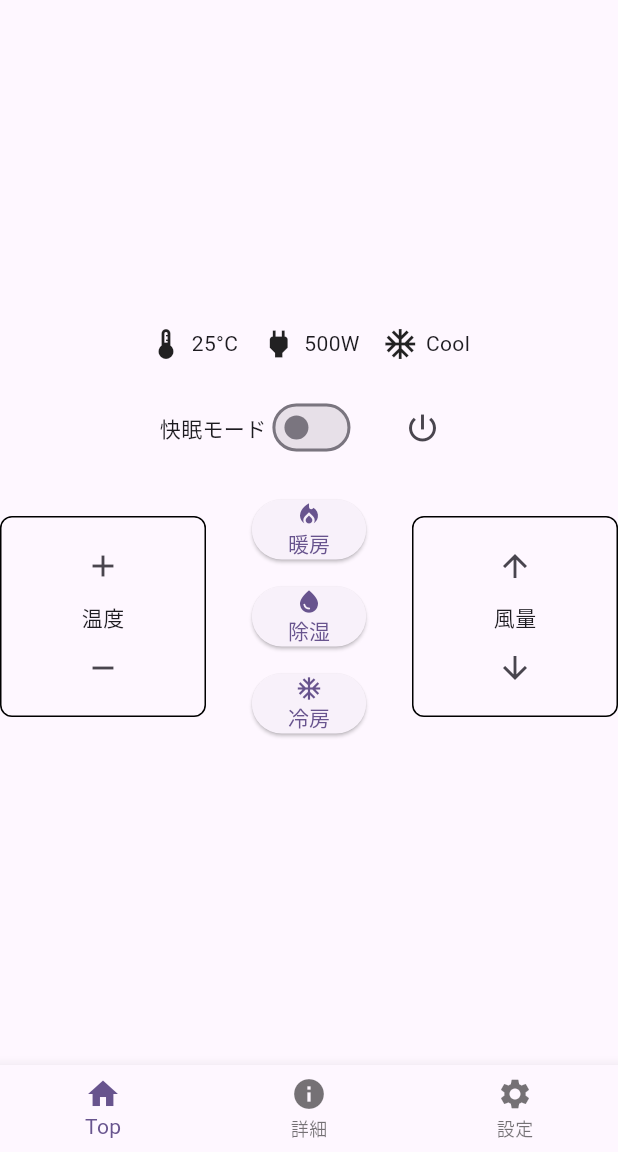
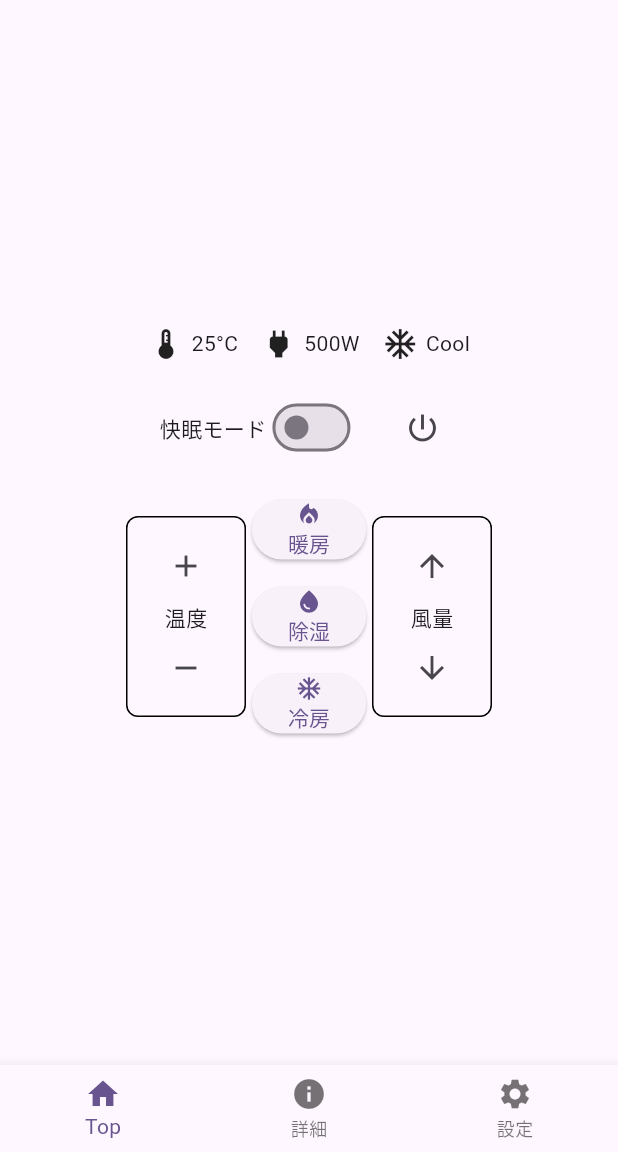
Before and after one commit to katagiri-tetsuto/Sechack365_3_teamA, a Flutter app: the screen it shows after launch, on a phone screen of 412 x 824 dp, the part 84-1236 px from its top. Run offline on Flutter 3.47's test engine with Material 3 defaults, Android fonts, the phone set to English and light mode, and no system bars.

Commit message:
風量・温度位置調整

```diff
--- a/mobileui/lib/main.dart
+++ b/mobileui/lib/main.dart
@@ -87,7 +87,9 @@
             SizedBox(height: 20),
             Row(
               children: [
-                Expanded(
+                Spacer(),
+                Container(
+                  width: 80,
                   child: Container(
                     decoration: BoxDecoration(
                       border: Border.all(color: Colors.black),
@@ -133,7 +135,8 @@
                     ],
                   ),
                 ),
-                Expanded(
+                Container(
+                  width: 80,
                   child: Container(
                     decoration: BoxDecoration(
                       border: Border.all(color: Colors.black),
@@ -156,6 +159,7 @@
                     ),
                   ),
                 ),
+                Spacer(),
               ],
             ),
           ],
```
